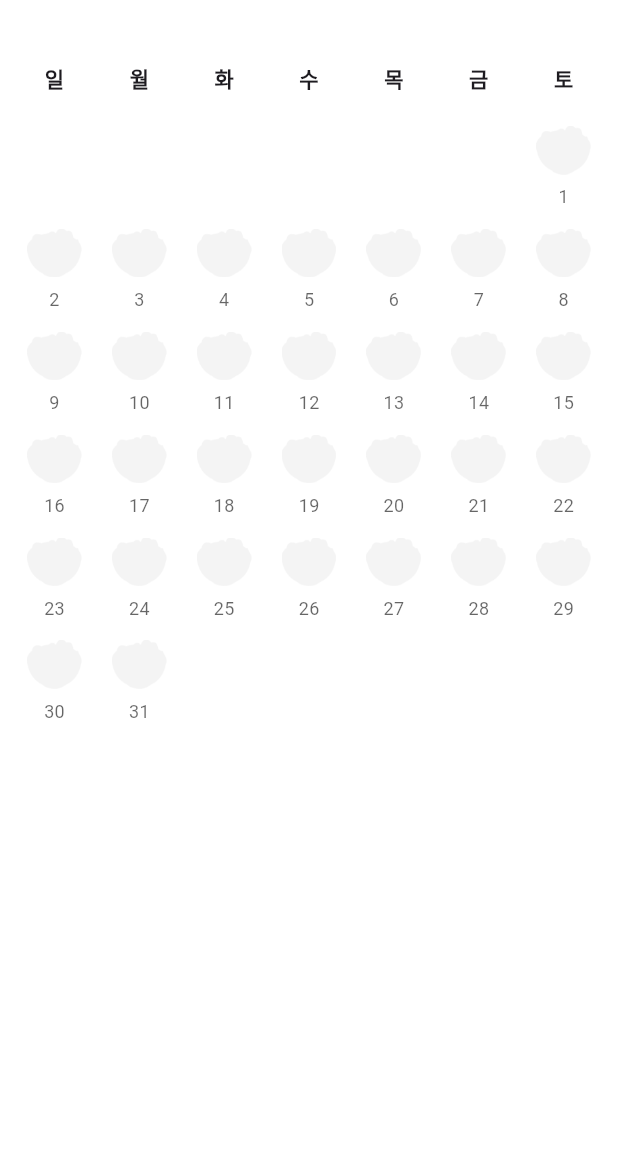
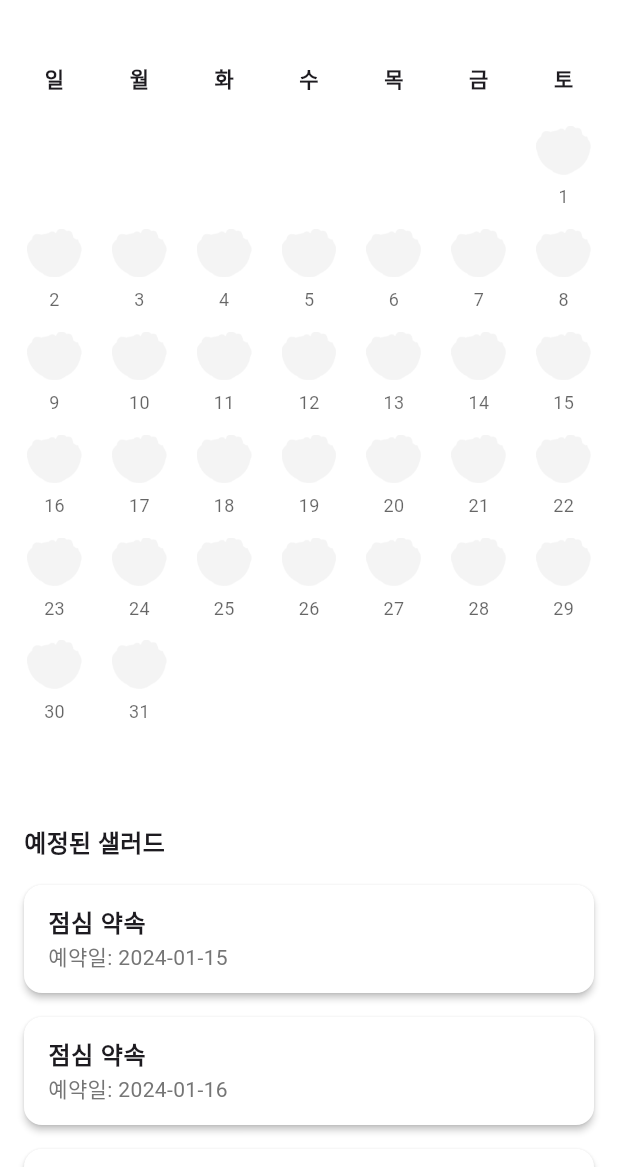
Before and after one commit to Kwon770/koscom_salad, a Flutter app: the screen it shows after launch, on a phone screen of 412 x 824 dp, the part 69-1236 px from its top. Run offline on Flutter 3.47's test engine with Material 3 defaults, Android fonts, the phone set to English and light mode, and no system bars.

Commit message:
feat: Impl upcomingSaladList widget

```diff
--- a/lib/screens/home_screen.dart
+++ b/lib/screens/home_screen.dart
@@ -1,6 +1,7 @@
 import 'package:flutter/material.dart';
 import 'package:koscom_salad/constants/image_paths.dart';
 import 'package:koscom_salad/widgets/calendar.dart';
+import 'package:koscom_salad/widgets/upcoming_salad_list.dart';
 
 class HomeScreen extends StatefulWidget {
   const HomeScreen({super.key});
@@ -45,11 +46,15 @@ class _HomeScreenState extends State<HomeScreen> {
         ],
         backgroundColor: Colors.white,
         elevation: 0,
+        scrolledUnderElevation: 0,
       ),
-      body: Column(
-        children: [
-          Calendar(onDateChanged: onDateChanged),
-        ],
+      body: SingleChildScrollView(
+        child: Column(
+          children: [
+            Calendar(onDateChanged: onDateChanged),
+            const UpcomingSaladList(),
+          ],
+        ),
       ),
     );
   }
--- a/lib/widgets/calendar.dart
+++ b/lib/widgets/calendar.dart
@@ -53,7 +53,7 @@ class _CalendarState extends State<Calendar> {
   @override
   Widget build(BuildContext context) {
     return SizedBox(
-      height: 600,
+      height: 540, // 캘린더의 전체 높이
       child: PageView.builder(
         controller: _calendarPageController,
         onPageChanged: onCalendarSwiped,
@@ -61,6 +61,7 @@ class _CalendarState extends State<Calendar> {
           return Padding(
             padding: const EdgeInsets.symmetric(horizontal: 8),
             child: Column(
+              mainAxisSize: MainAxisSize.min,
               children: [
                 const SizedBox(height: 32),
                 const Row(
--- /dev/null
+++ b/lib/widgets/upcoming_salad_list.dart
@@ -0,0 +1,96 @@
+import 'package:flutter/material.dart';
+
+class UpcomingSaladList extends StatefulWidget {
+  const UpcomingSaladList({super.key});
+
+  @override
+  State<UpcomingSaladList> createState() => _UpcomingSaladListState();
+}
+
+class _UpcomingSaladListState extends State<UpcomingSaladList> {
+  // TODO: API 호출을 통해 실제 데이터로 교체 필요
+  final List<Map<String, dynamic>> _upcomingSalads = [
+    {
+      'date': '2024-01-15',
+      'name': '점심 약속',
+    },
+    {
+      'date': '2024-01-16',
+      'name': '점심 약속',
+    },
+    {
+      'date': '2024-01-17',
+      'name': '점심 약속',
+    },
+    {
+      'date': '2024-01-15',
+      'name': '점심 약속',
+    },
+    {
+      'date': '2024-01-16',
+      'name': '점심 약속',
+    },
+    {
+      'date': '2024-01-17',
+      'name': '점심 약속',
+    },
+    {
+      'date': '2024-01-15',
+      'name': '점심 약속',
+    },
+    {
+      'date': '2024-01-16',
+      'name': '점심 약속',
+    },
+    {
+      'date': '2024-01-17',
+      'name': '점심 약속',
+    },
+  ];
+
+  @override
+  Widget build(BuildContext context) {
+    return Column(
+      children: [
+        const Align(
+          alignment: Alignment.centerLeft,
+          child: Padding(
+            padding: EdgeInsets.only(left: 16),
+            child: Text(
+              '예정된 샐러드',
+              style: TextStyle(fontSize: 16, fontWeight: FontWeight.bold),
+            ),
+          ),
+        ),
+        ListView.builder(
+          shrinkWrap: true,
+          physics: const NeverScrollableScrollPhysics(),
+          padding: const EdgeInsets.symmetric(horizontal: 16, vertical: 8),
+          itemCount: _upcomingSalads.length,
+          itemBuilder: (context, index) {
+            final salad = _upcomingSalads[index];
+            return Card(
+              elevation: 2,
+              margin: const EdgeInsets.symmetric(vertical: 8),
+              color: Colors.white,
+              child: ListTile(
+                title: Text(
+                  salad['name'],
+                  style: const TextStyle(
+                    fontWeight: FontWeight.bold,
+                  ),
+                ),
+                subtitle: Text(
+                  '예약일: ${salad['date']}',
+                  style: TextStyle(
+                    color: Colors.grey[600],
+                  ),
+                ),
+              ),
+            );
+          },
+        ),
+      ],
+    );
+  }
+}
```
